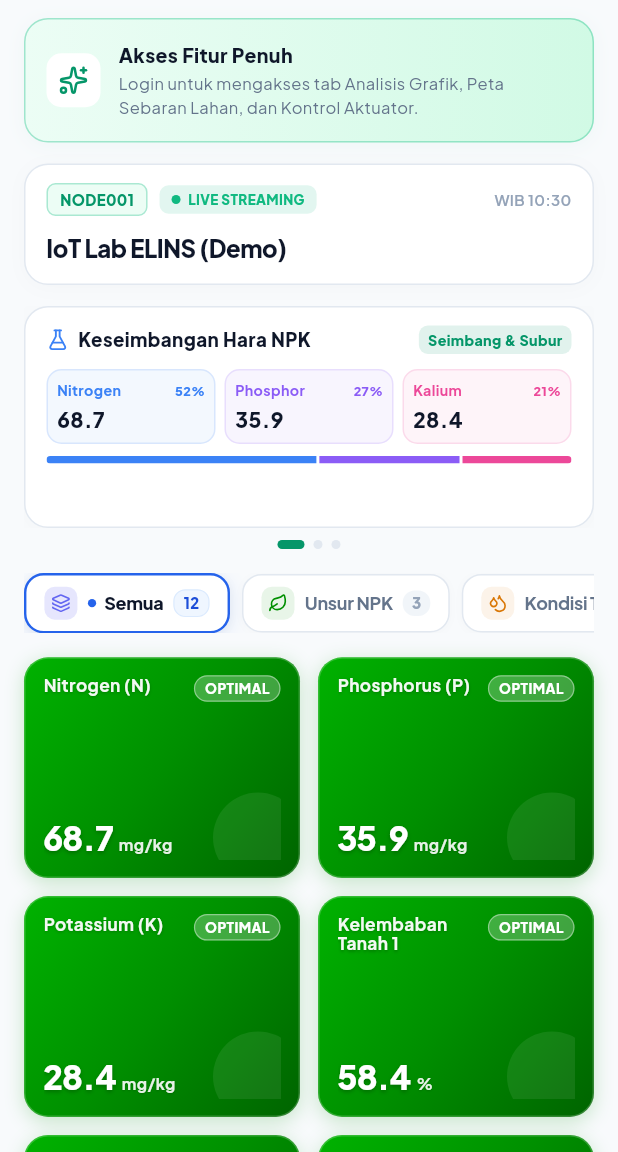
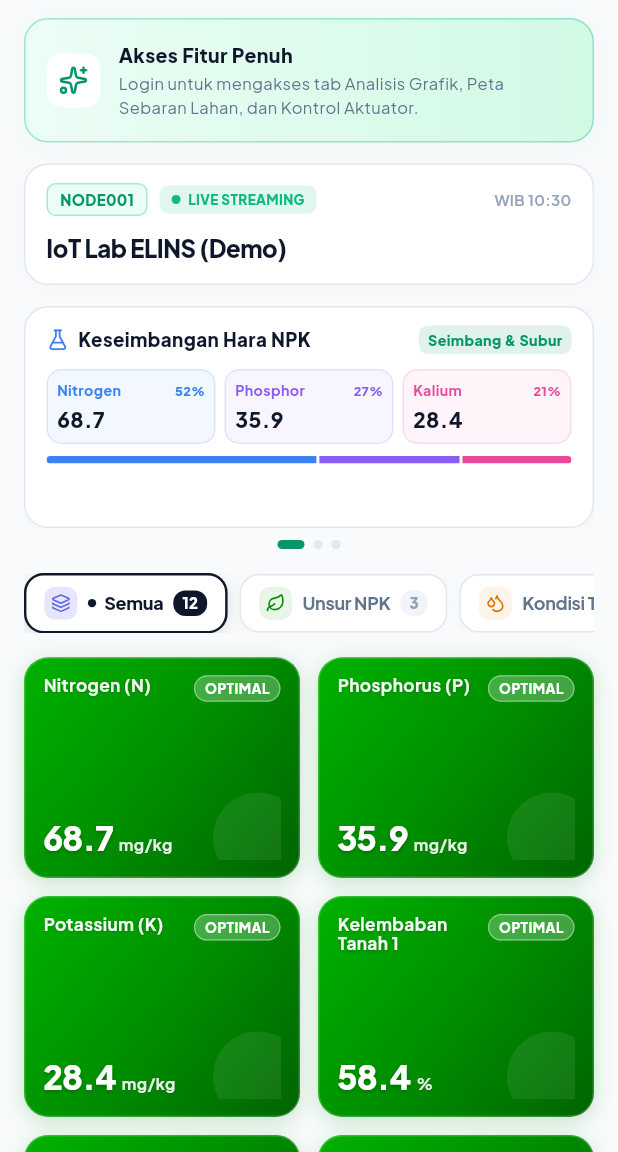
Before and after one commit to hanifnugrahaa/gconnect2026-mobile, a Flutter app: the screen it shows after launch, on a phone screen of 412 x 824 dp, the part 84-1236 px from its top. Run offline on Flutter 3.47's test engine with Material 3 defaults, Android fonts, the phone set to English and light mode, and no system bars; our stand-ins replace fl_chart, flutter_map, flutter_riverpod, flutter_secure_storage, google_fonts, latlong2 and 2 more; network calls fail.

Commit message:
style(dashboard): apply black border, indicator dot, and black badge for active category pill

```diff
--- a/lib/presentation/screens/guest_dashboard_screen.dart
+++ b/lib/presentation/screens/guest_dashboard_screen.dart
@@ -332,13 +332,13 @@ class _GuestDashboardScreenState extends ConsumerState<GuestDashboardScreen> {
           color: Colors.white,
           borderRadius: BorderRadius.circular(13),
           border: Border.all(
-            color: isSelected ? const Color(0xFF2563EB) : const Color(0xFFE2E8F0),
+            color: isSelected ? const Color(0xFF0F172A) : const Color(0xFFE2E8F0),
             width: isSelected ? 1.6 : 1,
           ),
           boxShadow: [
             if (isSelected) ...[
               BoxShadow(
-                color: const Color(0xFF2563EB).withOpacity(0.12),
+                color: Colors.black.withOpacity(0.08),
                 blurRadius: 10,
                 offset: const Offset(0, 3),
               ),
@@ -373,13 +373,13 @@ class _GuestDashboardScreenState extends ConsumerState<GuestDashboardScreen> {
             ),
             const SizedBox(width: 7),
 
-            // Active Dot Indicator (Apple HIG Style)
+            // Active Dot Indicator (Black Accent)
             if (isSelected) ...[
               Container(
                 width: 5.5,
                 height: 5.5,
                 decoration: const BoxDecoration(
-                  color: Color(0xFF2563EB),
+                  color: Color(0xFF0F172A),
                   shape: BoxShape.circle,
                 ),
               ),
@@ -402,16 +402,15 @@ class _GuestDashboardScreenState extends ConsumerState<GuestDashboardScreen> {
             Container(
               padding: const EdgeInsets.symmetric(horizontal: 6, vertical: 1.5),
               decoration: BoxDecoration(
-                color: isSelected ? const Color(0xFFEFF6FF) : const Color(0xFFF1F5F9),
+                color: isSelected ? const Color(0xFF0F172A) : const Color(0xFFF1F5F9),
                 borderRadius: BorderRadius.circular(8),
-                border: isSelected ? Border.all(color: const Color(0xFFDBEAFE), width: 0.8) : null,
               ),
               child: Text(
                 '$count',
                 style: TextStyle(
                   fontSize: 10,
                   fontWeight: FontWeight.w800,
-                  color: isSelected ? const Color(0xFF1D4ED8) : const Color(0xFF94A3B8),
+                  color: isSelected ? Colors.white : const Color(0xFF94A3B8),
                 ),
               ),
             ),
```
Also changed, not shown: lib/presentation/screens/dashboard_screen.dart (+6 -7 lines).
